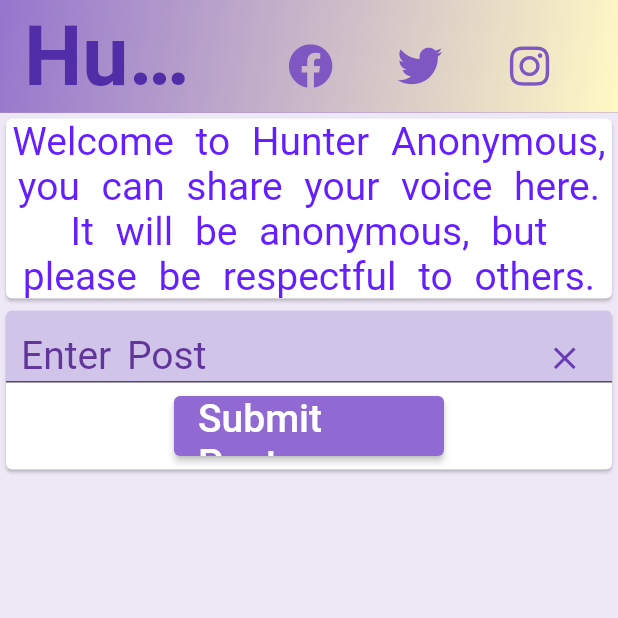
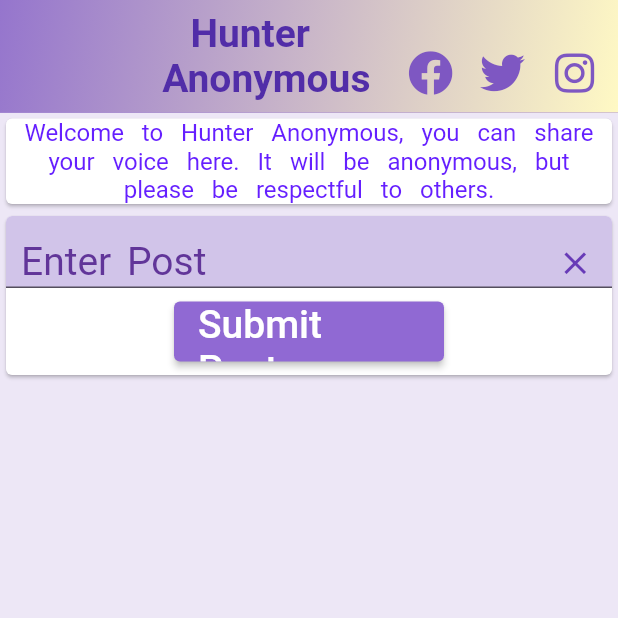
Before and after one commit to amahi2001/Hunter-Anonymous, a Flutter app: the screen it shows after launch, on a phone screen of 412 x 824 dp, the top half of it. Run offline on Flutter 3.47's test engine with Material 2 defaults, Android fonts, the phone set to English and light mode, and no system bars; our stand-ins replace cloud_firestore, firebase_core, fluttericon, google_fonts; missing offline and left inert: dart:html; accounts and stored records are empty; Roboto replaces fonts that are missing (Neuton); statements that could not run were skipped.

Commit message:
modified app bar and welcome message format for mobile view

```diff
--- a/blog/lib/pages/home.dart
+++ b/blog/lib/pages/home.dart
@@ -99,6 +99,25 @@ class _HomePageState extends State<HomePage> {
 
   @override
   Widget build(BuildContext context) {
+
+    double width = MediaQuery.of(context).size.width;
+    // Desktop & Tablet View App bar formats.
+    String appTitle = 'Hunter Anonymous';
+    double font_size = 55;
+    double icon_SizedBox1Width = 25;
+    double icon_SizedBox2Width = 15;
+    double textField_Icon_RightPadding = 15;
+    double welcome_message_FontSize = 28;
+
+    if (width <= 430){  // Mobile View App bar formats.
+      appTitle = 'Hunter\n Anonymous';
+      font_size = 26;
+      icon_SizedBox1Width = 0.0;
+      icon_SizedBox2Width = 5;
+      textField_Icon_RightPadding = 1;
+      welcome_message_FontSize = 16;
+    }
+
     return Scaffold(
       backgroundColor: Colors.deepPurple.shade50,
       floatingActionButton: _showBackToTopButton == false
@@ -110,16 +129,17 @@ class _HomePageState extends State<HomePage> {
             ),
       appBar: AppBar(
         //this creates an appbar at the top my page
-        title: Text('Hunter Anonymous',
+        title: Text(appTitle,
             style: TextStyle(
                 color: Colors.deepPurple.shade700,
                 fontWeight: FontWeight.bold,
-                fontSize: 55,
+                fontSize: font_size,
                 wordSpacing: 15),
+            textAlign: TextAlign.center,
             semanticsLabel: 'Blog Title: Hunter Anonymous'),
         actions: [
           Padding(
-            padding: const EdgeInsets.all(20.0),
+            padding: const EdgeInsets.only(top: 25, bottom: 22),
             child: Wrap(
               children: [
                 IconButton(
@@ -130,7 +150,7 @@ class _HomePageState extends State<HomePage> {
                     hoverColor: Color.fromARGB(255, 250, 225, 150),
                     highlightColor: Color.fromARGB(255, 255, 211, 78),
                     splashRadius: 25),
-                SizedBox(width: 25),
+                SizedBox(width: icon_SizedBox1Width),
                 IconButton(
                     onPressed: _goToTWPage,
                     tooltip: 'Twitter',
@@ -139,7 +159,7 @@ class _HomePageState extends State<HomePage> {
                     hoverColor: Color.fromARGB(255, 250, 225, 150),
                     highlightColor: Color.fromARGB(255, 255, 211, 78),
                     splashRadius: 25),
-                SizedBox(width: 25),
+                SizedBox(width: icon_SizedBox1Width),
                 IconButton(
                     onPressed: _goToINSPage,
                     tooltip: 'Instagram',
@@ -148,7 +168,7 @@ class _HomePageState extends State<HomePage> {
                     hoverColor: Color.fromARGB(255, 250, 225, 150),
                     highlightColor: Color.fromARGB(255, 255, 211, 78),
                     splashRadius: 25),
-                SizedBox(width: 15)
+                SizedBox(width: icon_SizedBox2Width)
               ],
             ),
           ),
@@ -175,7 +195,7 @@ class _HomePageState extends State<HomePage> {
               'Welcome to Hunter Anonymous, you can share your voice here. It will be anonymous, but please be respectful to others.',
               style: TextStyle(
                 color: Colors.deepPurpleAccent.shade400,
-                fontSize: 26,
+                fontSize: welcome_message_FontSize,
                 wordSpacing: 8),
               textAlign: TextAlign.center,
               semanticsLabel: 'A welcome message to users.'
@@ -205,7 +225,7 @@ class _HomePageState extends State<HomePage> {
                                 suffixIcon: IconButton(
                                     // An icon button for user to remove text from a text field.
                                     padding:
-                                        EdgeInsets.only(top: 15, right: 15),
+                                        EdgeInsets.only(top: 15, right: textField_Icon_RightPadding),
                                     splashRadius: 0.1,
                                     onPressed: clearTextField,
                                     tooltip: 'Remove input text',
--- a/blog/lib/updownbutton.dart
+++ b/blog/lib/updownbutton.dart
@@ -63,7 +63,7 @@ class _UpDownButtonState extends State<UpDownButton> {
                     primary: _uphasBeenPressed
                         ? Colors.deepPurpleAccent.shade100
                         : Color.fromARGB(255, 144, 148, 150),
-                  ),
+                  ).copyWith(overlayColor: MaterialStateProperty.all<Color>(Colors.deepPurpleAccent.shade100)),
                   child: Icon(Icons.arrow_upward_rounded)),
             ],
           ),
@@ -105,7 +105,7 @@ class _UpDownButtonState extends State<UpDownButton> {
                     primary: _downhasBeenPressed
                         ? Colors.orange.shade200
                         : Color.fromARGB(255, 144, 148, 150),
-                  ),
+                  ).copyWith(overlayColor: MaterialStateProperty.all<Color>(Colors.orange.shade200)),
                   // Colors.deepOrange.shade400,
                   child: Icon(Icons.arrow_downward_rounded)),
             ],
```
Also changed, not shown: 1 other file.
